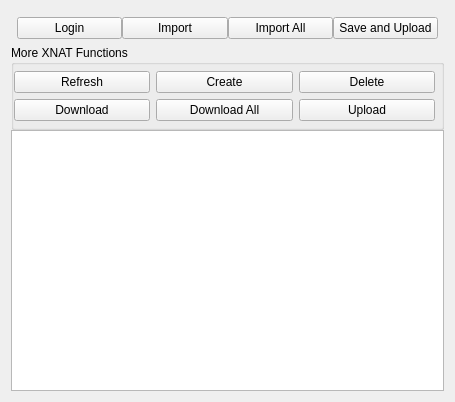
NifTK/NifTK, file Code/Gui/MITK/Plugins/uk.ac.ucl.cmic.xnat/src/internal/XnatBrowserWidget.ui: the form before one commit.
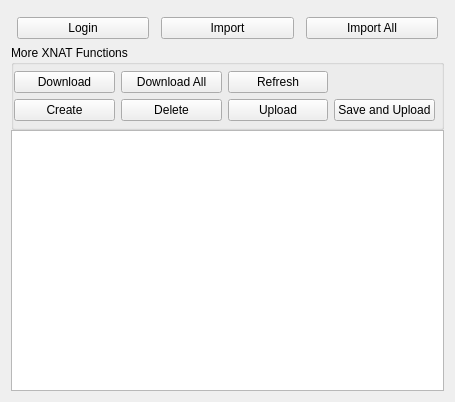
The form after the commit. Custom widgets are drawn as their Qt base class.

Commit message:
Bug #1110: Untested buttons made hidden
Tail recursive function made use while loop.

Minor refactorings.

The edit to the form file:
```diff
--- a/Code/Gui/MITK/Plugins/uk.ac.ucl.cmic.xnat/src/internal/XnatBrowserWidget.ui
+++ b/Code/Gui/MITK/Plugins/uk.ac.ucl.cmic.xnat/src/internal/XnatBrowserWidget.ui
@@ -21,32 +21,28 @@
     <number>0</number>
    </property>
    <item>
-    <layout class="QGridLayout" name="gridLayout">
+    <layout class="QHBoxLayout" name="horizontalLayout">
+     <property name="spacing">
+      <number>12</number>
+     </property>
      <property name="margin">
       <number>6</number>
      </property>
-     <item row="0" column="0">
+     <item>
       <widget class="QPushButton" name="loginButton">
        <property name="text">
         <string>Login</string>
        </property>
       </widget>
      </item>
-     <item row="0" column="1">
+     <item>
       <widget class="QPushButton" name="importButton">
        <property name="text">
         <string>Import</string>
        </property>
       </widget>
      </item>
-     <item row="0" column="3">
-      <widget class="QPushButton" name="saveDataAndUploadButton">
-       <property name="text">
-        <string>Save and Upload</string>
-       </property>
-      </widget>
-     </item>
-     <item row="0" column="2">
+     <item>
       <widget class="QPushButton" name="importAllButton">
        <property name="text">
         <string>Import All</string>
@@ -76,41 +72,48 @@
       <property name="bottomMargin">
        <number>6</number>
       </property>
-      <item row="0" column="0">
-       <widget class="QPushButton" name="refreshButton">
-        <property name="text">
-         <string>Refresh</string>
-        </property>
-       </widget>
-      </item>
-      <item row="0" column="1">
+      <item row="1" column="0">
        <widget class="QPushButton" name="createButton">
         <property name="text">
          <string>Create</string>
         </property>
        </widget>
       </item>
-      <item row="0" column="2">
+      <item row="1" column="1">
        <widget class="QPushButton" name="deleteButton">
         <property name="text">
          <string>Delete</string>
         </property>
        </widget>
       </item>
-      <item row="1" column="0">
+      <item row="0" column="0">
        <widget class="QPushButton" name="downloadButton">
         <property name="text">
          <string>Download</string>
         </property>
        </widget>
       </item>
-      <item row="1" column="1">
+      <item row="0" column="1">
        <widget class="QPushButton" name="downloadAllButton">
         <property name="text">
          <string>Download All</string>
         </property>
        </widget>
       </item>
+      <item row="1" column="3">
+       <widget class="QPushButton" name="saveAndUploadButton">
+        <property name="text">
+         <string>Save and Upload</string>
+        </property>
+       </widget>
+      </item>
+      <item row="0" column="2">
+       <widget class="QPushButton" name="refreshButton">
+        <property name="text">
+         <string>Refresh</string>
+        </property>
+       </widget>
+      </item>
       <item row="1" column="2">
        <widget class="QPushButton" name="uploadButton">
         <property name="text">
```
Left out of the diff: 7 changed lines with no effect on the pictures. The commit also changes 3 other files.
